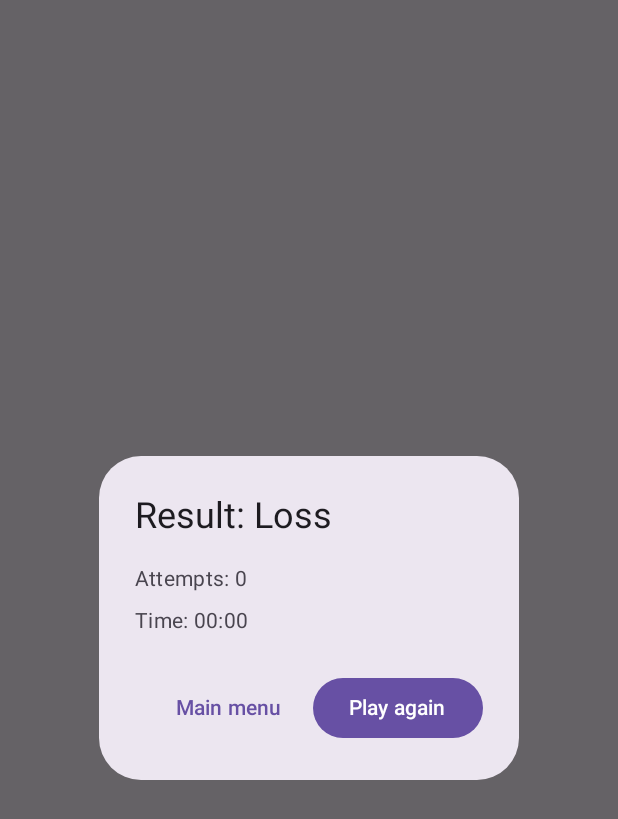
After one commit to Ri4ik/Semestralka_VAMZ_CODE_BREAKER, an Android app built with Jetpack Compose: the composable GameResultDialog called with empty values, on a phone screen of 412 x 824 dp. The commit adds this screen. Shown: the top 819 px of the screen. Run offline under Robolectric (Android 15) with nearby library versions, the phone set to English and light mode, and no system bars; 1 statement that could not run was skipped.

Commit message:
Dialógové okno Výsledkov Hry

```diff
--- /dev/null
+++ b/app/src/main/java/com/example/semestralka_vamz/ui/components/GameResultDialog.kt
@@ -0,0 +1,56 @@
+package com.example.semestralka_vamz.ui.components
+
+import androidx.compose.foundation.layout.*
+import androidx.compose.material3.*
+import androidx.compose.runtime.Composable
+import androidx.compose.ui.Modifier
+import androidx.compose.ui.platform.LocalContext
+import androidx.compose.ui.unit.dp
+import com.example.semestralka_vamz.R
+
+@Composable
+fun GameResultDialog(
+    isDaylly: Boolean,
+    isWin: Boolean,
+    attempts: Int,
+    durationSeconds: Int,
+    onPlayAgain: () -> Unit,
+    onMainMenu: () -> Unit
+) {
+    val context = LocalContext.current
+
+    val title = if (isWin) {
+        context.getString(R.string.result_win)
+    } else {
+        context.getString(R.string.result_loss)
+    }
+
+    val time = formatElapsedTime(durationSeconds)
+
+    AlertDialog(
+        onDismissRequest = {},
+        title = {
+            Text(title)
+        },
+        text = {
+            Column {
+                Text(context.getString(R.string.daily_attempts, attempts))
+                Spacer(modifier = Modifier.height(8.dp))
+                Text(context.getString(R.string.daily_time, time))
+            }
+        },
+        confirmButton = {
+            if (!isDaylly) {
+                Button(onClick = onPlayAgain) {
+                    Text(context.getString(R.string.try_againe))
+                }
+            }
+        },
+
+        dismissButton = {
+            TextButton(onClick = onMainMenu) {
+                Text(context.getString(R.string.menu_main))
+            }
+        }
+    )
+}
--- a/app/src/main/res/values/strings.xml
+++ b/app/src/main/res/values/strings.xml
@@ -42,7 +42,8 @@
 
     <string name="win_notification_text">You solved today\'s challenge in %1$d attempts!</string>
     <string name="lose_notification_text">Try again tomorrow!</string>
-
+    <string name="menu_main">Main menu</string>
+    <string name="try_againe">Play again</string>
 
 
 </resources>
```
Also changed, not shown: app/src/main/java/com/example/semestralka_vamz/ui/screens/GameScreen.kt (+14 -1 lines), 1 other file.
